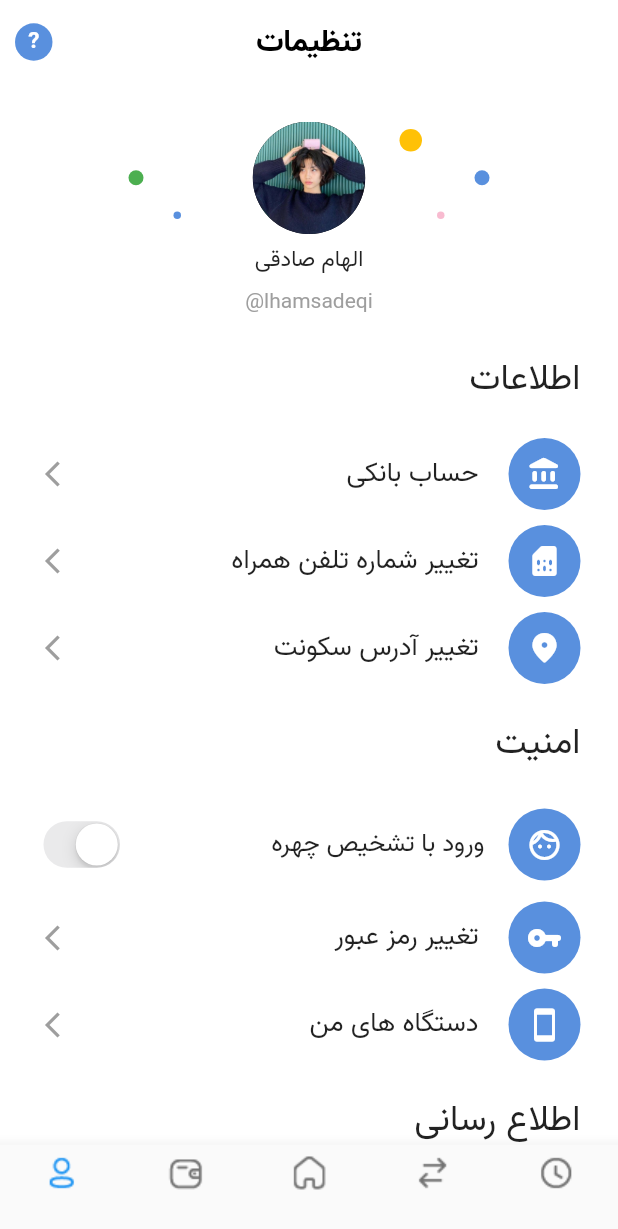
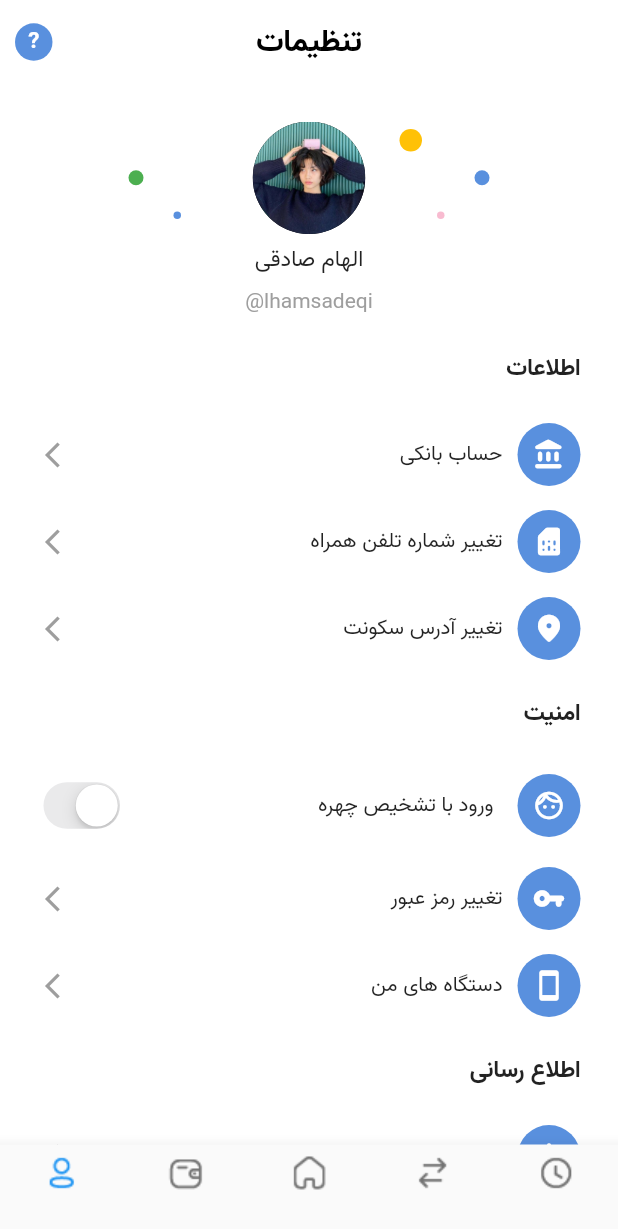
Before and after one commit to aliazimoshan/BluBank, a Flutter app: the screen it shows after launch, item 5 of the bottom bar chosen, on a phone screen of 412 x 824 dp. Shown: the top 1229 px of the screen. Run offline on Flutter 3.47's test engine with Material 2 defaults, Android fonts, the phone set to English and light mode, and no system bars; our stand-ins replace flip_card, sliding_sheet.

Commit message:
resizing the card widgets in profileScreen and cardSwitch

```diff
--- a/lib/view/screens/profileScreen.dart
+++ b/lib/view/screens/profileScreen.dart
@@ -18,7 +18,7 @@ header(BuildContext context, {String title = ''}) {
     width: BluDimensions.width(context),
     child: Text(
       title,
-      style: TextStyle(fontSize: 24),
+      style: TextStyle(fontSize: 16, fontWeight: FontWeight.bold),
     ),
   );
 }
--- a/lib/view/widgets/cardSwitch_widget.dart
+++ b/lib/view/widgets/cardSwitch_widget.dart
@@ -32,7 +32,13 @@ class _CardSwitchWidgetState extends State<CardSwitchWidget> {
           mainAxisAlignment: MainAxisAlignment.center,
           crossAxisAlignment: CrossAxisAlignment.start,
           children: [
-            Text(widget.title ?? ""),
+            Text(
+              widget.title ?? "",
+              style: TextStyle(
+                fontSize: 14,
+                fontWeight: FontWeight.w400,
+              ),
+            ),
             widget.subtitle != null
                 ? Text(
                     widget.subtitle ?? "",
@@ -46,16 +52,15 @@ class _CardSwitchWidgetState extends State<CardSwitchWidget> {
         ),
         leading: Container(
           decoration: BoxDecoration(
-            borderRadius: BorderRadius.circular(48),
+            shape: BoxShape.circle,
             color: BluColor.primaryColor,
           ),
-          height: 48,
-          width: 48,
-          child: Center(
+          child: Padding(
+            padding: const EdgeInsets.all(10),
             child: Icon(
               widget.greyicon,
               color: Colors.white,
-              size: 24,
+              size: 22,
             ),
           ),
         ),
--- a/lib/view/widgets/card_profileScreen_widget.dart
+++ b/lib/view/widgets/card_profileScreen_widget.dart
@@ -20,24 +20,23 @@ class Cartprofilescreenwidget extends StatelessWidget {
         children: [
           Container(
             decoration: BoxDecoration(
-              borderRadius: BorderRadius.circular(48),
+              shape: BoxShape.circle,
               color: BluColor.primaryColor,
             ),
-            height: 48,
-            width: 48,
-            child: Center(
+            child: Padding(
+              padding: const EdgeInsets.all(10),
               child: Icon(
                 whiteicon,
                 color: Colors.white,
-                size: 24,
+                size: 22,
               ),
             ),
           ),
-          SizedBox(width: 20),
+          SizedBox(width: 10),
           Container(
             child: Text(
               title,
-              style: TextStyle(fontSize: 18),
+              style: TextStyle(fontSize: 14, fontWeight: FontWeight.w400),
             ),
           ),
           Spacer(),
```
Also changed, not shown: 1 other file.
